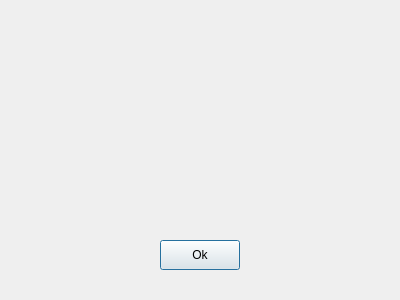
Above: aboutdialog.ui from RooiAap/iCombine-Project before the change. Below: the same form after it.
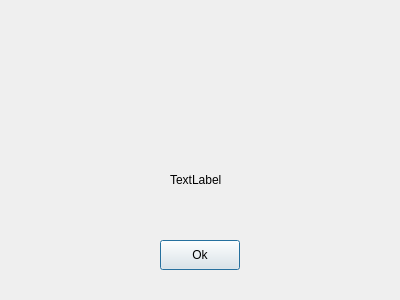
That is the form after the change. Icons and pictures are not drawn.

What changed in the file:
```diff
--- a/aboutdialog.ui
+++ b/aboutdialog.ui
@@ -10,16 +10,22 @@
     <height>300</height>
    </rect>
   </property>
+  <property name="sizePolicy">
+   <sizepolicy hsizetype="Fixed" vsizetype="Fixed">
+    <horstretch>0</horstretch>
+    <verstretch>0</verstretch>
+   </sizepolicy>
+  </property>
   <property name="windowTitle">
    <string>About</string>
   </property>
   <widget class="QLabel" name="iconLabel">
    <property name="geometry">
     <rect>
-     <x>176</x>
-     <y>40</y>
-     <width>48</width>
-     <height>48</height>
+     <x>140</x>
+     <y>20</y>
+     <width>120</width>
+     <height>120</height>
     </rect>
    </property>
    <property name="text">
@@ -42,6 +48,19 @@
     <string>Ok</string>
    </property>
   </widget>
+  <widget class="QLabel" name="versionLabel">
+   <property name="geometry">
+    <rect>
+     <x>170</x>
+     <y>170</y>
+     <width>63</width>
+     <height>20</height>
+    </rect>
+   </property>
+   <property name="text">
+    <string>TextLabel</string>
+   </property>
+  </widget>
  </widget>
  <resources>
   <include location="resource.qrc"/>
```
Left out of the diff: 5 changed lines with no effect on the pictures.
